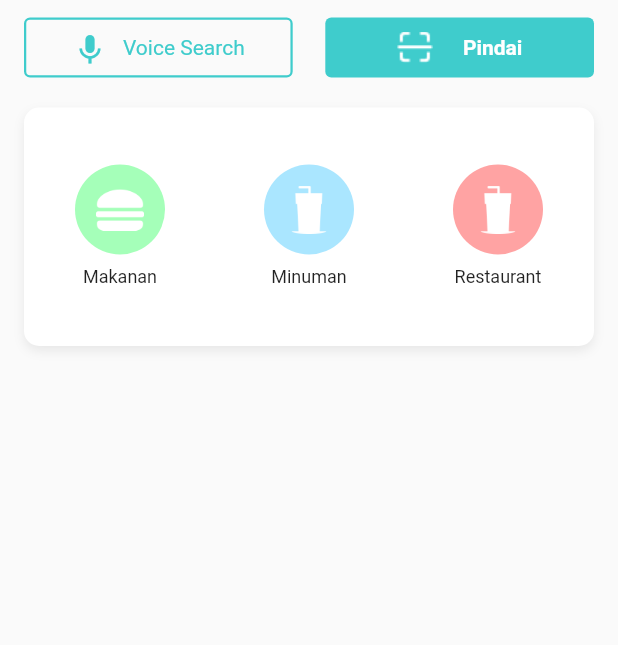
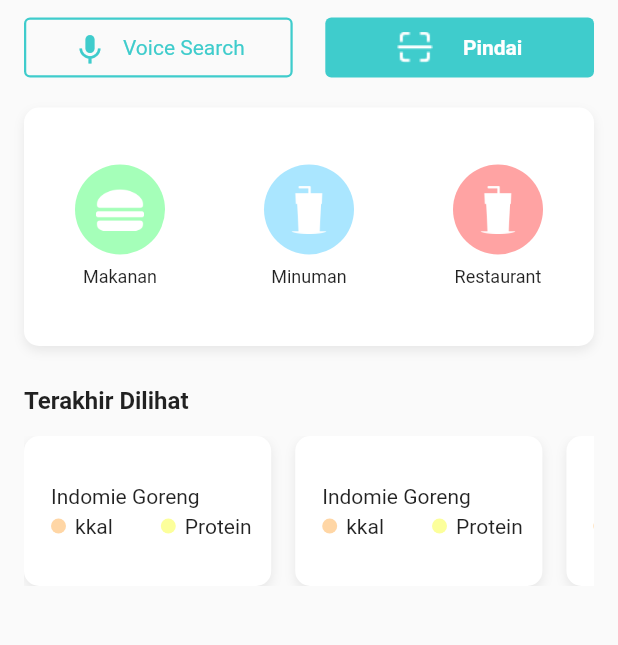
Before and after one commit to AfKurniawan/klikdna-v1, a Flutter app: the NewFoodMeterPage screen opened by its route, on a phone screen of 412 x 824 dp, the part 209-854 px from its top. Run offline on Flutter 3.47's test engine with Material 2 defaults, Android fonts, the phone set to English and light mode, and no system bars; our stand-ins replace basic_utils, cached_network_image, carousel_slider, datetime_picker_formfield, fl_chart, flutter_native_image and 12 more; missing offline and left inert: achievement_view, autocomplete_textfield, ext_storage, health, wc_flutter_share; accounts and stored records are empty; network calls fail.

Commit message:
foodmeter UI

```diff
--- a/lib/src/foodmeter/pages/new_foodmeter_page.dart
+++ b/lib/src/foodmeter/pages/new_foodmeter_page.dart
@@ -38,6 +38,7 @@
         child: Padding(
           padding: const EdgeInsets.only(left: 16.0, right: 16, top: 24),
           child: Column(
+            crossAxisAlignment: CrossAxisAlignment.start,
             children: [
               FormWidget(
                 hint: "Cari makanan, minuman atau restauran",
@@ -157,6 +158,61 @@
                     ],
                   ),
                 ),
+              ),
+              SizedBox(height: 27),
+              Text("Terakhir Dilihat",
+                style: TextStyle(
+                  fontSize: 16,
+                  fontWeight: FontWeight.w700,
+                  fontFamily: "Roboto"
+                )
+              ),
+              SizedBox(height: 14),
+              Container(
+                height: 100,
+                child: ListView.builder(
+                  itemCount: 3,
+                  scrollDirection: Axis.horizontal,
+                  itemBuilder: (context, index){
+                    return CustomShadowCardWidget(
+                      width: MediaQuery.of(context).size.width /2.5,
+                      height: 93,
+                      margin: EdgeInsets.only(right: 16),
+                      child: Column(
+                        crossAxisAlignment: CrossAxisAlignment.start,
+                        children: [
+                          Text("Indomie Goreng"),
+                          SizedBox(height: 4),
+                          Row(
+                            children: [
+                              Container(
+                                height: 10,
+                                width: 10,
+                                decoration: BoxDecoration(
+                                  color: Color(0xffFFD6A5),
+                                  borderRadius: BorderRadius.circular(50),
+                                ),
+                              ),
+                              SizedBox(width: 6),
+                              Text("kkal"),
+                              SizedBox(width: 32),
+                              Container(
+                                height: 10,
+                                width: 10,
+                                decoration: BoxDecoration(
+                                  color: Color(0xffFCFF9B),
+                                  borderRadius: BorderRadius.circular(50),
+                                ),
+                              ),
+                              SizedBox(width: 6),
+                              Text("Protein")
+                            ],
+                          )
+                        ],
+                      ),
+                    );
+                  },
+                ),
               )
             ],
           ),
--- a/lib/widgets/custom_shadow_card_widget.dart
+++ b/lib/widgets/custom_shadow_card_widget.dart
@@ -2,14 +2,24 @@
 
 class CustomShadowCardWidget extends StatelessWidget {
   final Widget child;
+  final double width;
+  final double height;
+  final double paddingAll;
+  final EdgeInsetsGeometry margin;
   const CustomShadowCardWidget({
-    this.child
+    this.child,
+    this.width,
+    this.height,
+    this.paddingAll,
+    this.margin
   });
 
   @override
   Widget build(BuildContext context) {
     return Container(
-      width: MediaQuery.of(context).size.width,
+      width: width,
+      height: height,
+      margin: margin,
       decoration: BoxDecoration(
         color: Colors.white,
         borderRadius: BorderRadius.circular(10),
```
Also changed, not shown: 1 other file.
